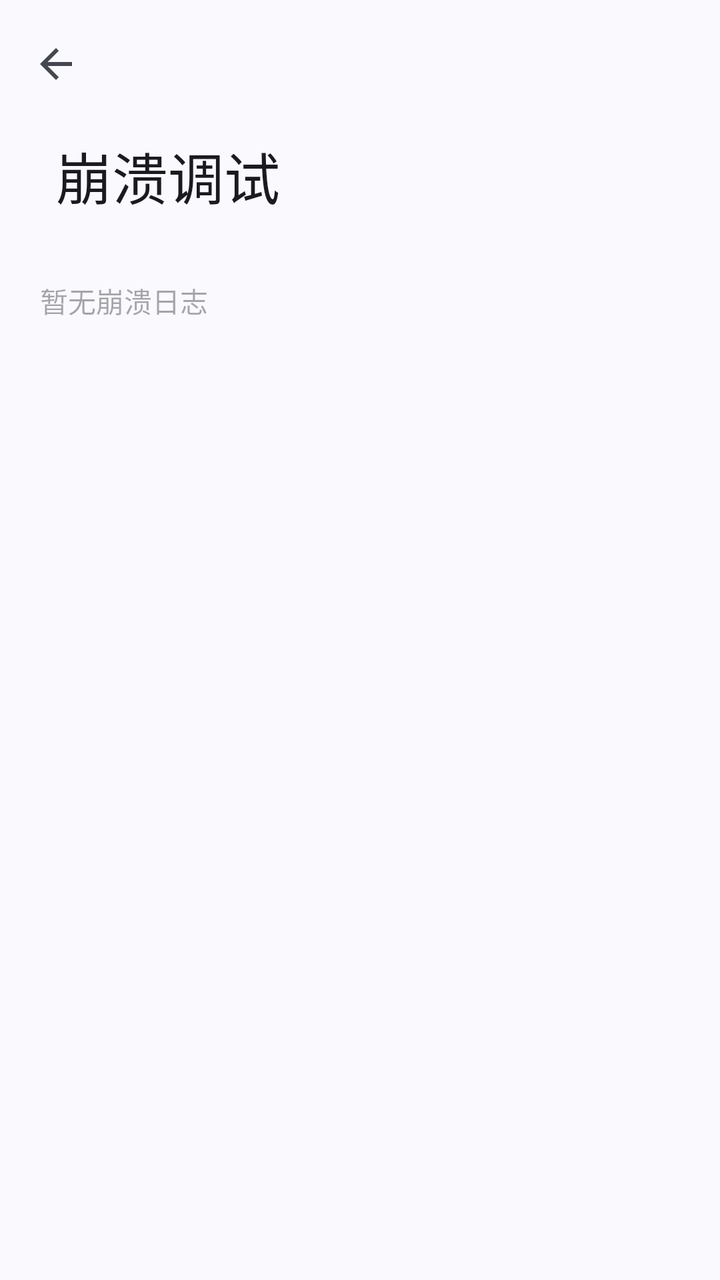
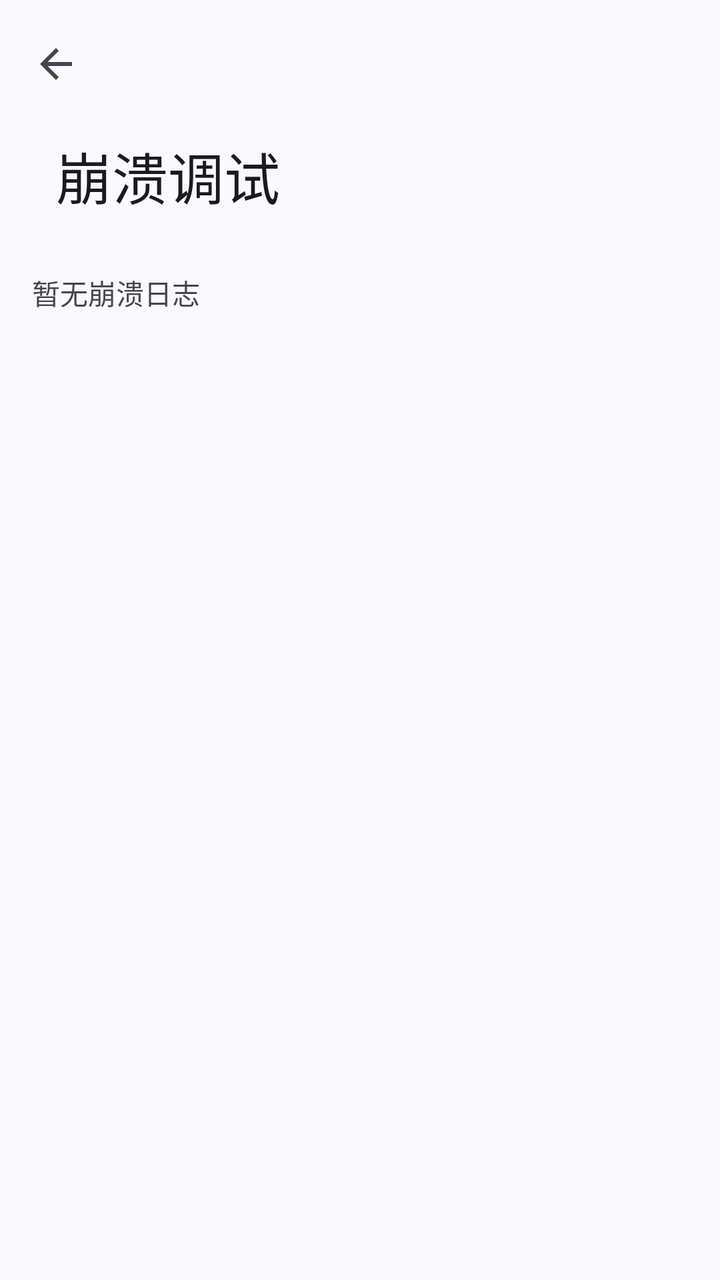

The first picture is an Android layout as it rendered before a commit; the second is the same layout after the commit. The layout source and the unified diff follow.
<!-- AndroidManifest.xml: application theme AppTheme -->
<!-- res/layout/debug_crash.xml -->
<?xml version="1.0" encoding="utf-8"?>
<androidx.coordinatorlayout.widget.CoordinatorLayout xmlns:android="http://schemas.android.com/apk/res/android"
    xmlns:app="http://schemas.android.com/apk/res-auto"
    xmlns:tools="http://schemas.android.com/tools"
    android:layout_width="match_parent"
    android:layout_height="match_parent"
    android:fitsSystemWindows="true">

    
    <com.google.android.material.appbar.AppBarLayout
        android:id="@+id/appBarLayout"
        android:layout_width="match_parent"
        android:layout_height="wrap_content">

        <com.google.android.material.appbar.CollapsingToolbarLayout
            android:id="@+id/collapsingToolbarLayout"
            android:layout_width="match_parent"
            android:layout_height="wrap_content"
            app:expandedTitleMarginStart="28dp"
            app:expandedTitleMarginBottom="20dp"
            app:expandedTitleTextAppearance="@style/ExpandedTitleStyle"
            app:collapsedTitleTextAppearance="@style/CollapsedTitleStyle"
            app:layout_scrollFlags="scroll|exitUntilCollapsed">

            <View
                android:layout_width="match_parent"
                android:layout_height="120dp"
                app:layout_collapseMode="parallax" />

            <androidx.appcompat.widget.Toolbar
                android:id="@+id/toolbar"
                android:layout_width="match_parent"
                android:layout_height="?attr/actionBarSize"
                app:title="@string/debug_crash"
                app:navigationIcon="?attr/homeAsUpIndicator" 
                app:layout_collapseMode="pin" />

        </com.google.android.material.appbar.CollapsingToolbarLayout>

    </com.google.android.material.appbar.AppBarLayout>

    
    <androidx.core.widget.NestedScrollView
        android:id="@+id/nestedScrollView"
        android:layout_width="match_parent"
        android:layout_height="match_parent"
        android:fillViewport="true"
        android:padding="10dp"
        android:descendantFocusability="beforeDescendants"
        app:layout_behavior="@string/appbar_scrolling_view_behavior">

        <LinearLayout
            android:layout_width="match_parent"
            android:layout_height="wrap_content"
            android:orientation="vertical">

            <TextView
                android:id="@+id/logText"
                android:layout_width="match_parent"
                android:layout_height="wrap_content"
                android:padding="10dp"
                android:scrollbars="vertical"
                android:textColor="#333333"
                android:hint="暂无崩溃日志"
                android:focusable="true"
                android:longClickable="true"
                android:nestedScrollingEnabled="true" />

        </LinearLayout>

    </androidx.core.widget.NestedScrollView>

</androidx.coordinatorlayout.widget.CoordinatorLayout>
<!-- resources referenced by this layout -->
<resources>
  <string name="debug_crash">崩溃调试</string>
  <style name="CollapsedTitleStyle" parent="TextAppearance.AppCompat.Widget.ActionBar.Title">
          <item name="android:textSize">18sp</item>
      </style>
  <style name="ExpandedTitleStyle" parent="TextAppearance.AppCompat.Title">
          <item name="android:textSize">28sp</item>
          <item name="android:fontFamily">sans-serif-medium</item>
      </style>
  <style name="AppTheme" parent="Theme.Material3.DynamicColors.DayNight">
          
          <item name="windowActionBar">false</item>
          <item name="windowNoTitle">true</item>
          <item name="android:statusBarColor">@android:color/transparent</item>
          <item name="android:windowTranslucentStatus">true</item>
          <item name="android:windowLightStatusBar">true</item>
         
      </style>
</resources>

<!-- the commit's change to res/layout/debug_crash.xml (unified diff, before → after) -->
@@ -32,7 +32,7 @@
                 android:layout_width="match_parent"
                 android:layout_height="?attr/actionBarSize"
                 app:title="@string/debug_crash"
-                app:navigationIcon="?attr/homeAsUpIndicator" 
+                app:navigationIcon="?attr/homeAsUpIndicator"
                 app:layout_collapseMode="pin" />
 
         </com.google.android.material.appbar.CollapsingToolbarLayout>
@@ -58,13 +58,17 @@
                 android:id="@+id/logText"
                 android:layout_width="match_parent"
                 android:layout_height="wrap_content"
-                android:padding="10dp"
+                android:padding="6dp"
                 android:scrollbars="vertical"
-                android:textColor="#333333"
+                android:textColor="?android:attr/textColorPrimary"
+                android:textColorHint="?android:attr/textColorSecondary"
                 android:hint="暂无崩溃日志"
                 android:focusable="true"
                 android:longClickable="true"
-                android:nestedScrollingEnabled="true" />
+                android:nestedScrollingEnabled="true"
+                android:textIsSelectable="true"
+                android:linksClickable="false"
+                android:focusableInTouchMode="true" />
 
         </LinearLayout>
 
